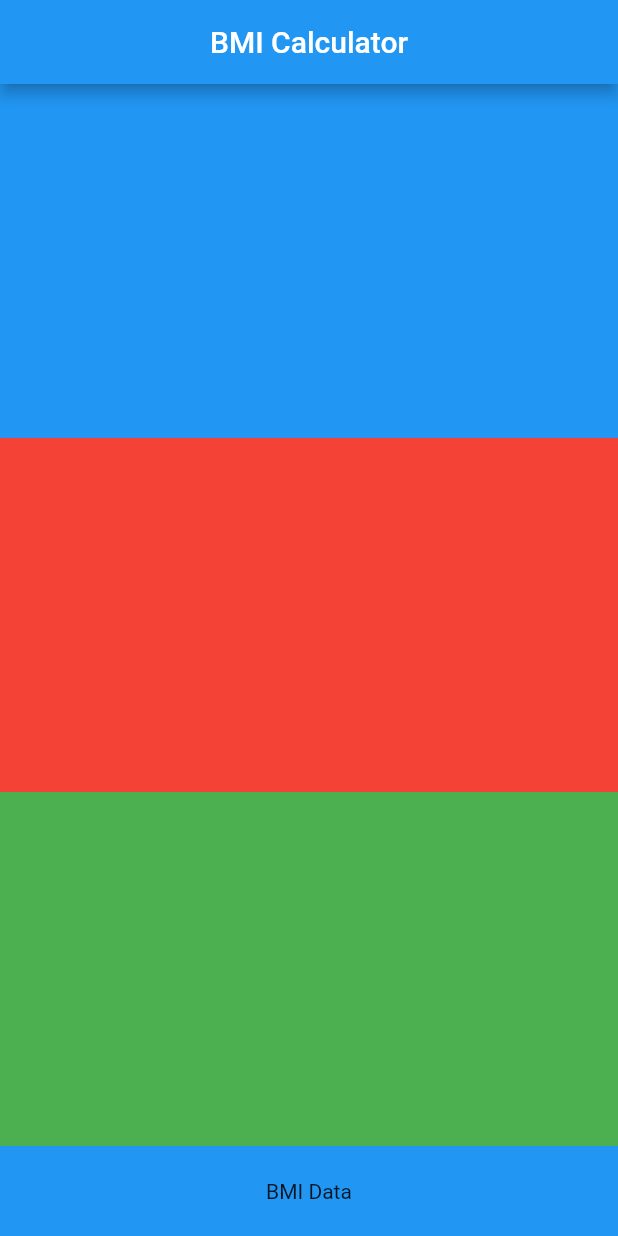
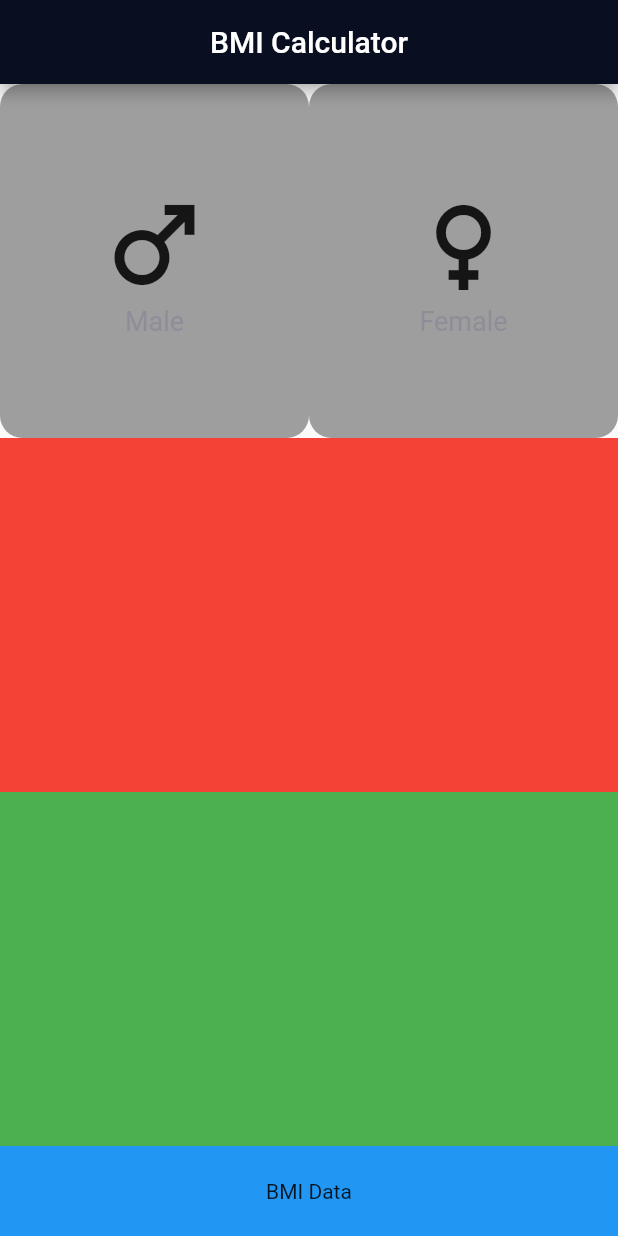
Before and after one commit to 3irham/bmi_calculator_app, a Flutter app: the screen it shows after launch, on a phone screen of 412 x 824 dp. Run offline on Flutter 3.47's test engine with Material 2 defaults, Android fonts, the phone set to English and light mode, and no system bars.

Commit message:
Part 5 Tutorial

```diff
--- a/lib/bmi_data_screen.dart
+++ b/lib/bmi_data_screen.dart
@@ -20,7 +20,58 @@ class _BmiDataScreenState extends State<BmiDataScreen> {
         children: [
           Expanded(
               child: Container(
-            color: Colors.blue,
+            child: Row(
+              children: [
+                Expanded(
+                  child: Container(
+                    decoration: BoxDecoration(
+                      color: Colors.grey,
+                      borderRadius: BorderRadius.circular(15),
+                    ),
+                    child: Column(
+                      mainAxisAlignment: MainAxisAlignment.center,
+                      children: const [
+                        Icon(
+                          Icons.male,
+                          size: 80,
+                        ),
+                        Text(
+                          'Male',
+                          style: TextStyle(
+                            fontSize: 18,
+                            color: Color(0xff8d8e98),
+                          ),
+                        ),
+                      ],
+                    ),
+                  ),
+                ),
+                Expanded(
+                  child: Container(
+                    decoration: BoxDecoration(
+                      color: Colors.grey,
+                      borderRadius: BorderRadius.circular(15),
+                    ),
+                    child: Column(
+                      mainAxisAlignment: MainAxisAlignment.center,
+                      children: const [
+                        Icon(
+                          Icons.female,
+                          size: 80,
+                        ),
+                        Text(
+                          'Female',
+                          style: TextStyle(
+                            fontSize: 18,
+                            color: Color(0xff8d8e98),
+                          ),
+                        ),
+                      ],
+                    ),
+                  ),
+                ),
+              ],
+            ),
           )),
           Expanded(
               child: Container(
--- a/lib/main.dart
+++ b/lib/main.dart
@@ -14,6 +14,9 @@ class MyApp extends StatelessWidget {
       title: 'Flutter Demo',
       theme: ThemeData(
         primarySwatch: Colors.blue,
+        appBarTheme: AppBarTheme(
+          backgroundColor: Color(0xff0a0E21),
+        ),
       ),
       home: BmiDataScreen(),
     );
```
